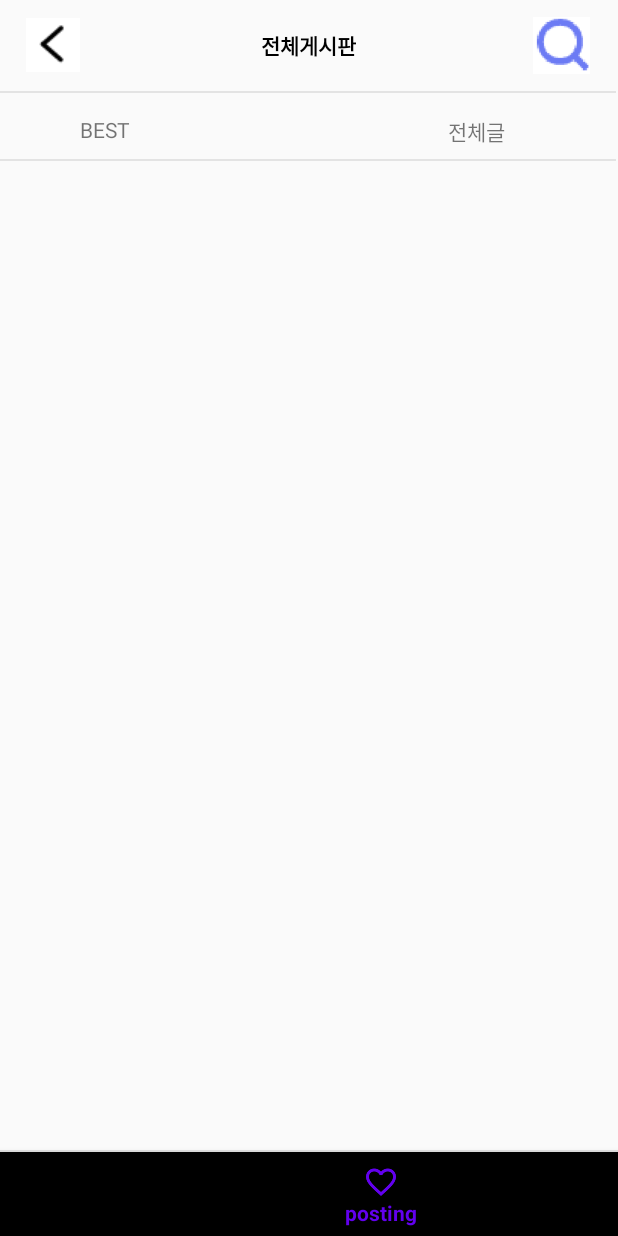
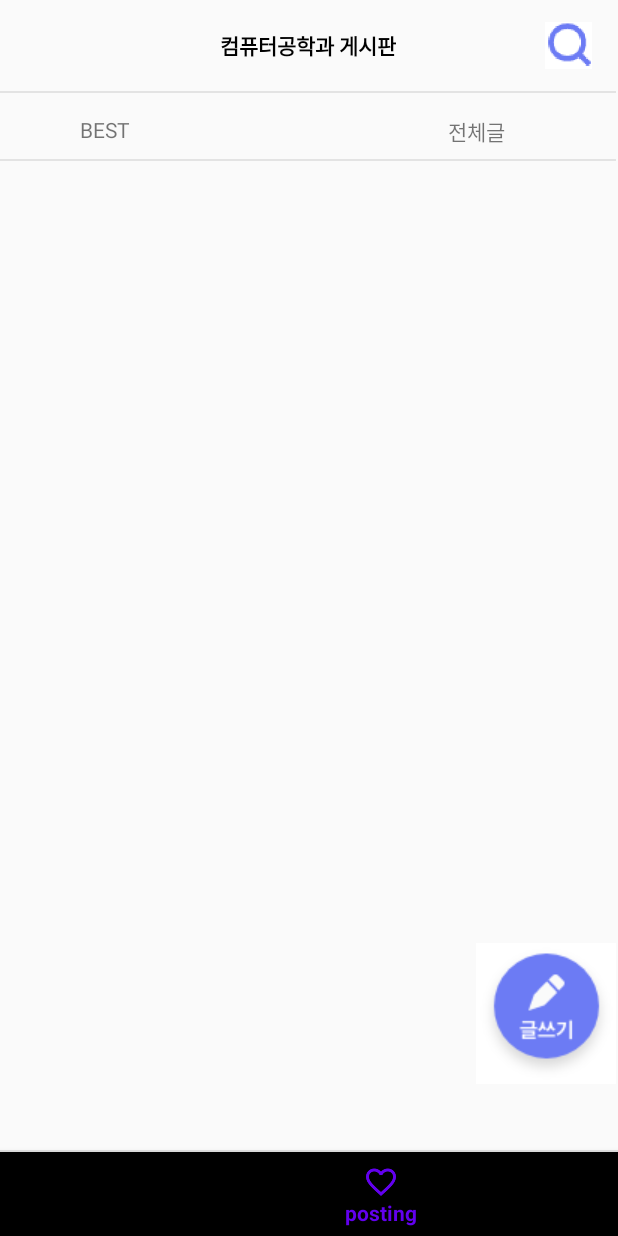
Before and after one commit to gon-pick/makingF, an Android app: the screen it shows after launch once a user with an empty profile is signed in (MainActivity), item 3 of the bottom bar chosen, on a phone screen of 412 x 824 dp. Run offline under Robolectric (Android 15) with nearby library versions, the phone set to English and light mode, and no system bars; our stand-ins replace Firebase (no records; nobody signed in at launch, a user with empty details on screens opened directly).

Commit message:
I upload a board's picture in storage.

```diff
--- a/app/build.gradle
+++ b/app/build.gradle
@@ -34,11 +34,11 @@ dependencies {
     implementation fileTree(dir: "libs", include: ["*.jar"])
     implementation "org.jetbrains.kotlin:kotlin-stdlib:$kotlin_version"
     implementation 'androidx.core:core-ktx:1.3.1'
-    implementation 'androidx.appcompat:appcompat:1.1.0'
+    implementation 'androidx.appcompat:appcompat:1.2.0'
     implementation 'androidx.constraintlayout:constraintlayout:2.0.1'
     implementation 'com.android.support:design:30.0.0'
 
-    implementation 'com.google.firebase:firebase-auth:19.3.2'
+    implementation 'com.google.firebase:firebase-auth:19.4.0'
     implementation 'com.google.android.gms:play-services-auth:18.1.0'
     implementation 'com.google.firebase:firebase-analytics:17.5.0'
     implementation 'com.google.firebase:firebase-firestore-ktx:21.6.0'
@@ -49,4 +49,5 @@ dependencies {
 
     implementation 'com.google.firebase:firebase-firestore:21.6.0'
     implementation 'androidx.multidex:multidex:2.0.1'
+    implementation 'com.google.firebase:firebase-storage:19.2.0'
 }
--- a/app/src/main/AndroidManifest.xml
+++ b/app/src/main/AndroidManifest.xml
@@ -4,6 +4,7 @@
 
     <!--인터넷 권한-->
     <uses-permission android:name="android.permission.INTERNET" />
+    <uses-permission android:name="android.permission.READ_EXTERNAL_STORAGE"/>
 
     <application
         android:allowBackup="true"
@@ -13,6 +14,7 @@
         android:supportsRtl="true"
         android:theme="@style/AppTheme">
         <activity android:name=".Activity.MainActivity"/>
+        <activity android:name=".Activity.AddPhotoActivity"/>
         <activity android:name=".Activity.SignUpActivity"/>
         <activity android:name=".Activity.FindPassword"/>
         <activity android:name=".Activity.ProfileEditActivity"/>
--- a/app/src/main/res/layout/fragment_post.xml
+++ b/app/src/main/res/layout/fragment_post.xml
@@ -1,6 +1,6 @@
 <?xml version="1.0" encoding="utf-8"?>
-<androidx.constraintlayout.widget.ConstraintLayout xmlns:android="http://schemas.android.com/apk/res/android"
-    xmlns:tools="http://schemas.android.com/tools"
+<androidx.constraintlayout.widget.ConstraintLayout
+    xmlns:android="http://schemas.android.com/apk/res/android"
     android:layout_width="match_parent"
     android:layout_height="match_parent"
     xmlns:app="http://schemas.android.com/apk/res-auto">
@@ -13,24 +13,16 @@
         app:layout_constraintLeft_toLeftOf="parent"
         app:layout_constraintRight_toRightOf="parent"
         android:layout_marginTop="19dp"
-        android:text="전체게시판"
+        android:text="컴퓨터공학과 게시판"
         android:textSize="14sp"
         android:textStyle="bold"
         android:textColor="#000000"/>
 
     <ImageView
-        android:layout_width="wrap_content"
-        android:layout_height="wrap_content"
-        app:layout_constraintStart_toStartOf="parent"
-        app:layout_constraintTop_toTopOf="@id/txt_board"
-        app:layout_constraintBottom_toBottomOf="@id/txt_board"
-        android:layout_marginLeft="17dp"
-        android:src="@drawable/btn_back"/>
-
-    <ImageView
-        android:layout_width="38dp"
-        android:layout_height="45dp"
-        android:layout_marginRight="17dp"
+        android:layout_width="31dp"
+        android:layout_height="37dp"
+        android:layout_marginEnd="16dp"
+        android:layout_marginRight="16dp"
         android:src="@drawable/search"
         app:layout_constraintBottom_toBottomOf="@id/txt_board"
         app:layout_constraintEnd_toEndOf="parent"
@@ -82,8 +74,21 @@
         android:layout_height="wrap_content">
     </androidx.recyclerview.widget.RecyclerView>
 
-
-
+    <ImageButton
+        android:id="@+id/board_write"
+        android:layout_width="wrap_content"
+        android:layout_height="wrap_content"
+        android:layout_marginStart="349dp"
+        android:layout_marginLeft="349dp"
+        android:layout_marginEnd="25dp"
+        android:layout_marginRight="35dp"
+        android:layout_marginBottom="44dp"
+        android:background="#ffffff"
+        android:src="@drawable/write"
+        app:layout_constraintBottom_toBottomOf="parent"
+        app:layout_constraintEnd_toEndOf="parent"
+        app:layout_constraintHorizontal_bias="0.561"
+        app:layout_constraintStart_toStartOf="parent" />
 
 
 </androidx.constraintlayout.widget.ConstraintLayout>
```
Also changed, not shown: app/src/main/java/com/example/making_f/Activity/AddPhotoActivity.kt (added, +81 -0 lines), app/src/main/java/com/example/making_f/navigation/PostFragment.kt (+13 -0 lines), app/src/main/res/layout/activity_add_photo.xml (added, +99 -0 lines), app/src/main/res/drawable/close.png (added), app/src/main/res/drawable/write.png (added).
